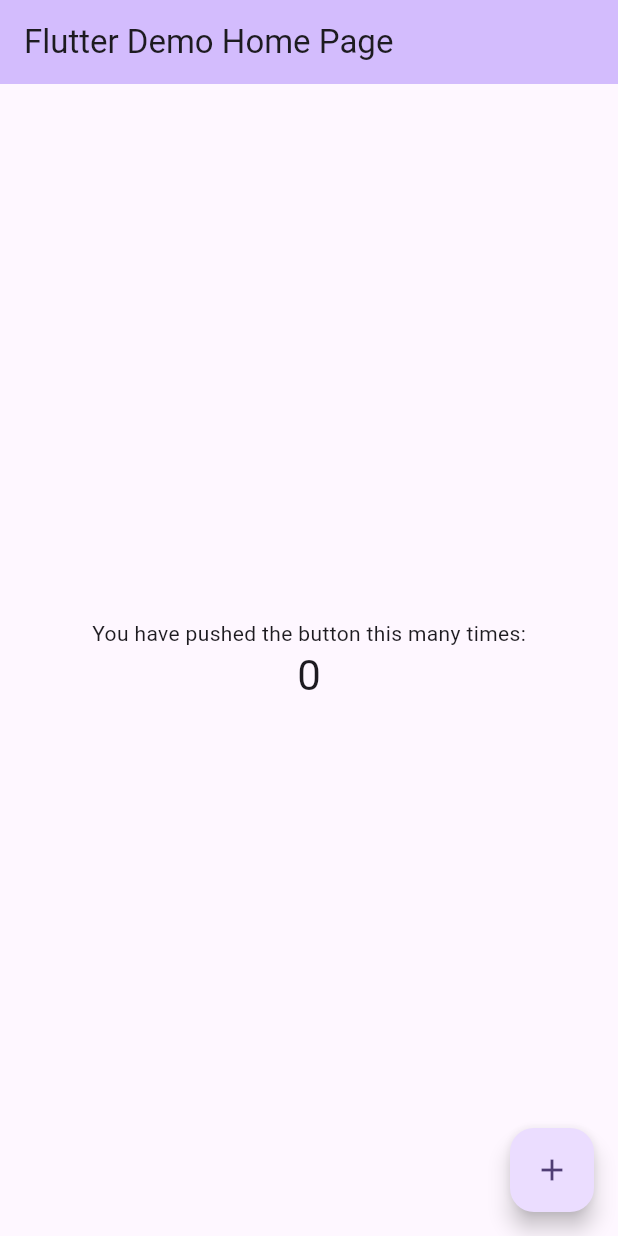
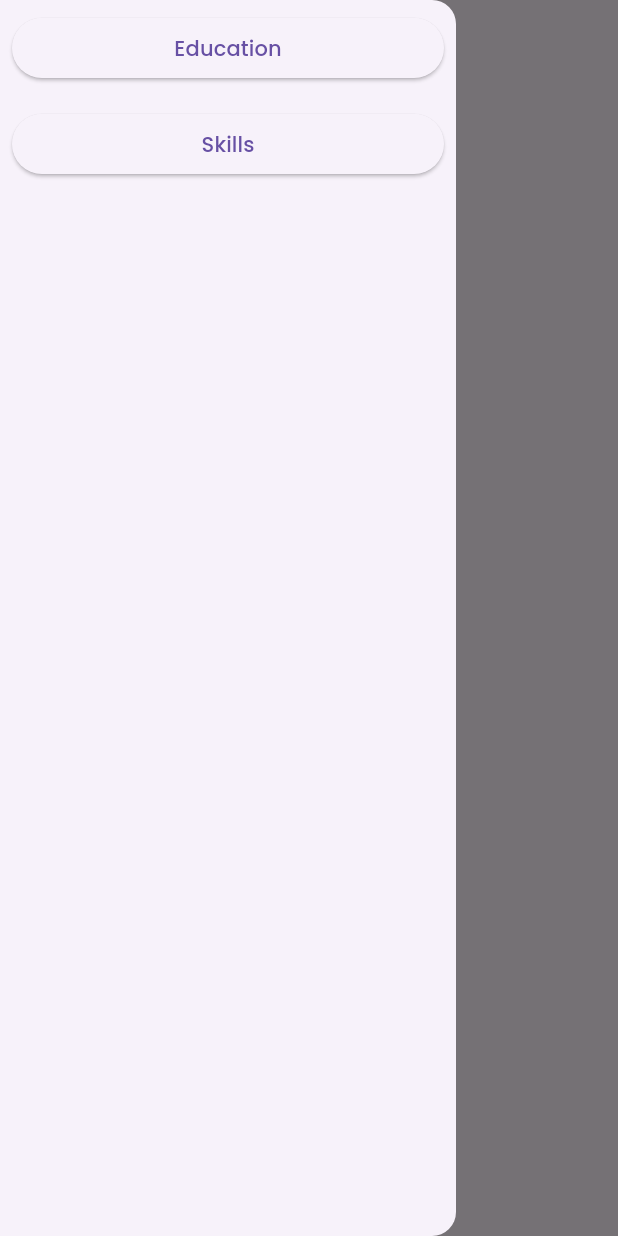
Before and after one commit to dakshdeepHERE/Portfolio_Temp, a Flutter app: the screen it shows after launch, with the side drawer open (before the commit the screen has no drawer), on a phone screen of 412 x 824 dp. Run offline on Flutter 3.47's test engine with Material 2 defaults, Android fonts, the phone set to English and light mode, and no system bars; project files that could hold a hidden picture were left out.

Commit message:
added padding for the widgets and trying to fix color

```diff
--- /dev/null
+++ b/lib/components/portfolio.dart
@@ -0,0 +1,42 @@
+import 'package:flutter/material.dart';
+
+class Portfolio extends StatefulWidget {
+  const Portfolio({super.key});
+
+  @override
+  State<Portfolio> createState() => _PortfolioState();
+}
+
+class _PortfolioState extends State<Portfolio> {
+  List<Widget> navItems = [
+    Padding(
+      padding: const EdgeInsets.all(8.0),
+      child: ElevatedButton(onPressed: () {}, child: const Text('Education')),
+    ),
+    Padding(
+      padding: const EdgeInsets.all(8.0),
+      child: ElevatedButton(onPressed: () {}, child: const Text('Skills')),
+    ),
+  ];
+  bool isMobile = false;
+  @override
+  Widget build(BuildContext context) {
+    isMobile = MediaQuery.of(context).size.width > 700 ? false : true;
+    return Scaffold(
+      appBar: AppBar(
+        title: const Text('Daksha Deep'),
+        actions: isMobile ? null : navItems,
+      ),
+      drawer: isMobile
+          ? Drawer(
+              child: ListView(
+                children: navItems,
+              ),
+            )
+          : null,
+      body: Center(
+        child: Text('Portfolio'),
+      ),
+    );
+  }
+}
--- a/lib/main.dart
+++ b/lib/main.dart
@@ -1,4 +1,5 @@
 import 'package:flutter/material.dart';
+import 'package:portfolioo/components/portfolio.dart';
 
 void main() {
   runApp(const MyApp());
@@ -10,59 +11,15 @@ class MyApp extends StatelessWidget {
   @override
   Widget build(BuildContext context) {
     return MaterialApp(
+      debugShowCheckedModeBanner: false,
       title: 'Portfolio',
       theme: ThemeData(
-        colorScheme: ColorScheme.fromSeed(seedColor: Colors.deepPurple),
+        primarySwatch: Colors.purple,
+        canvasColor: Colors.blueGrey.shade200,
         useMaterial3: true,
+        fontFamily: "custom",
       ),
-      home: const MyHomePage(title: 'Flutter Demo Home Page'),
+      home: const Portfolio(),
     );
   }
 }
-
-class MyHomePage extends StatefulWidget {
-  const MyHomePage({super.key, required this.title});
-  final String title;
-
-  @override
-  State<MyHomePage> createState() => _MyHomePageState();
-}
-
-class _MyHomePageState extends State<MyHomePage> {
-  int _counter = 0;
-
-  void _incrementCounter() {
-    setState(() {
-      _counter++;
-    });
-  }
-
-  @override
-  Widget build(BuildContext context) {
-    return Scaffold(
-      appBar: AppBar(
-        backgroundColor: Theme.of(context).colorScheme.inversePrimary,
-        title: Text(widget.title),
-      ),
-      body: Center(
-        child: Column(
-          mainAxisAlignment: MainAxisAlignment.center,
-          children: <Widget>[
-            const Text(
-              'You have pushed the button this many times:',
-            ),
-            Text(
-              '$_counter',
-              style: Theme.of(context).textTheme.headlineMedium,
-            ),
-          ],
-        ),
-      ),
-      floatingActionButton: FloatingActionButton(
-        onPressed: _incrementCounter,
-        tooltip: 'Increment',
-        child: const Icon(Icons.add),
-      ), // This trailing comma makes auto-formatting nicer for build methods.
-    );
-  }
-}
```
